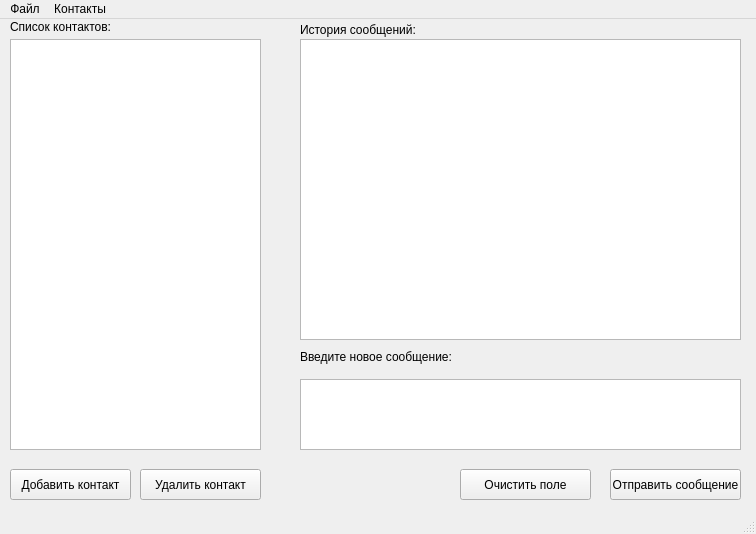
Old version of the form HW/Lesson_05/client/client.ui in the repository BandS-Y/DB-and-PyQT.
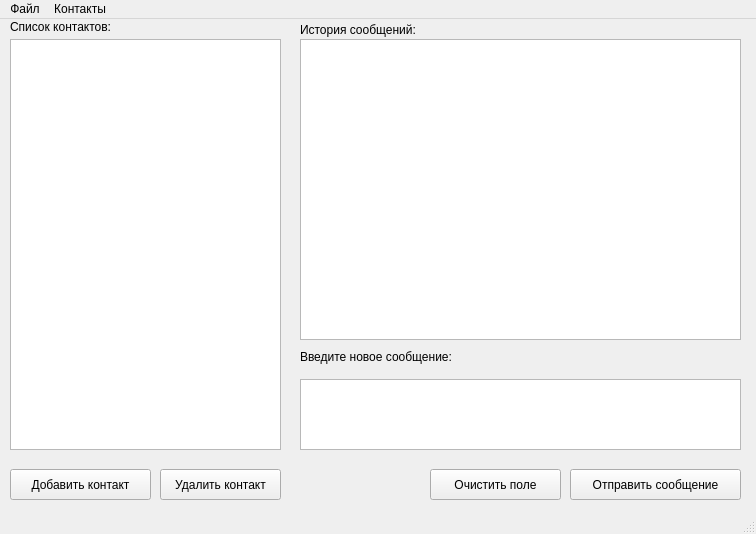
New version of the form.

The edit to the form file:
```diff
--- a/HW/Lesson_05/client/client.ui
+++ b/HW/Lesson_05/client/client.ui
@@ -38,7 +38,7 @@
      <rect>
       <x>10</x>
       <y>450</y>
-      <width>121</width>
+      <width>141</width>
       <height>31</height>
      </rect>
     </property>
@@ -49,7 +49,7 @@
    <widget class="QPushButton" name="btn_remove_contact">
     <property name="geometry">
      <rect>
-      <x>140</x>
+      <x>160</x>
       <y>450</y>
       <width>121</width>
       <height>31</height>
@@ -100,7 +100,7 @@
      <rect>
       <x>10</x>
       <y>20</y>
-      <width>251</width>
+      <width>271</width>
       <height>411</height>
      </rect>
     </property>
@@ -118,9 +118,9 @@
    <widget class="QPushButton" name="btn_send">
     <property name="geometry">
      <rect>
-      <x>610</x>
+      <x>570</x>
       <y>450</y>
-      <width>131</width>
+      <width>171</width>
       <height>31</height>
      </rect>
     </property>
@@ -131,7 +131,7 @@
    <widget class="QPushButton" name="btn_clear">
     <property name="geometry">
      <rect>
-      <x>460</x>
+      <x>430</x>
       <y>450</y>
       <width>131</width>
       <height>31</height>
```
Left out of the diff: 4 changed lines with no effect on the pictures.
